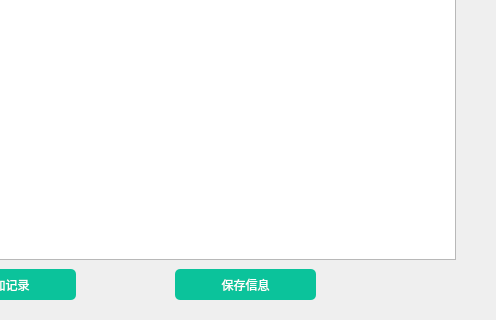
First picture: the form in ElecSystem/Employee.ui, repository RongjunZhou/ElecSys, before the edit; both pictures show x 204 to 700 and y 130 to 450 of the 700 by 450 pixel window.
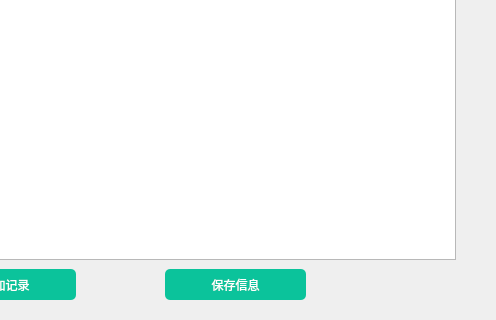
Second picture: the form after the edit. The open tabs and pages were chosen to show the change. Icons and pictures are not drawn.

Commit message: feat:新增录入数据库功能（by rj）

```diff
--- a/ElecSystem/Employee.ui
+++ b/ElecSystem/Employee.ui
@@ -291,7 +291,7 @@
        <widget class="QPushButton" name="pushButton_save">
         <property name="geometry">
          <rect>
-          <x>370</x>
+          <x>360</x>
           <y>390</y>
           <width>141</width>
           <height>31</height>
```
The commit also changes 2 other files.
